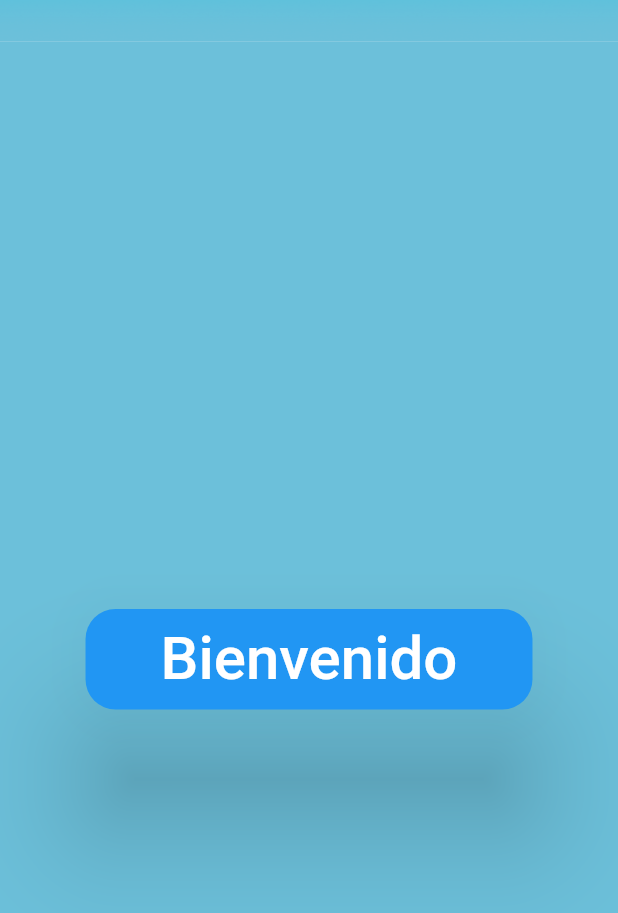
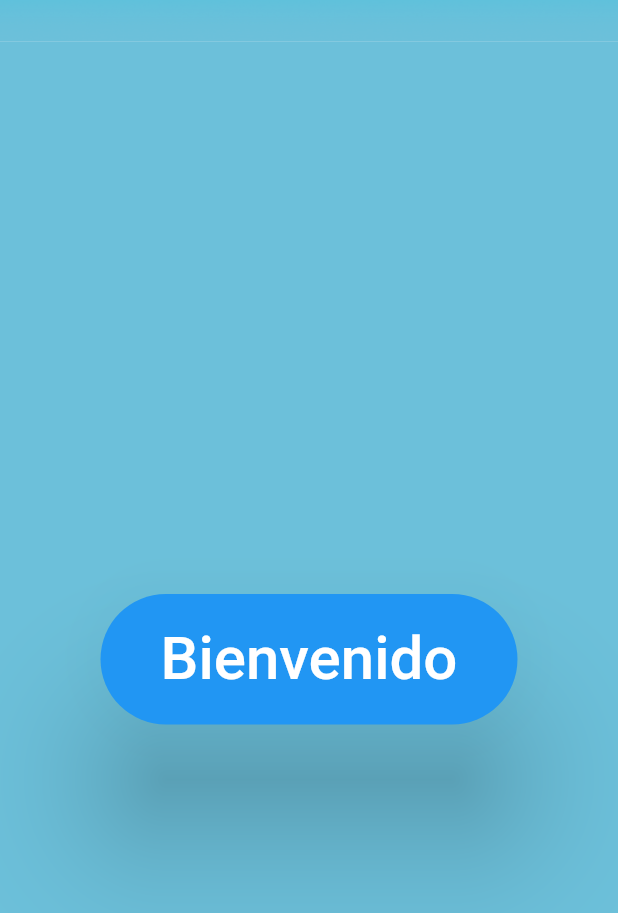
Before and after one commit to oscar02r/diseno-flutter1, a Flutter app: the screen it shows after launch, scrolled down 576 dp, on a phone screen of 412 x 824 dp. Shown: the top 913 px of the screen. Run offline on Flutter 3.47's test engine with Material 2 defaults, Android fonts, the phone set to English and light mode, and no system bars.

```diff
--- a/lib/src/page/scroll_page.dart
+++ b/lib/src/page/scroll_page.dart
@@ -76,8 +76,8 @@ Widget _button() {
       child: RaisedButton(
         color: Colors.blue,
         elevation: 40.0,
-        padding: EdgeInsets.symmetric(horizontal:50.0, vertical: 10.0),
-        shape:RoundedRectangleBorder(borderRadius: BorderRadius.circular(20.0)) ,
+        padding: EdgeInsets.symmetric(horizontal:40.0, vertical: 20.0),
+        shape:StadiumBorder(),
         child: Text('Bienvenido', style: estilo,),
         onPressed: (){}
         )
```
